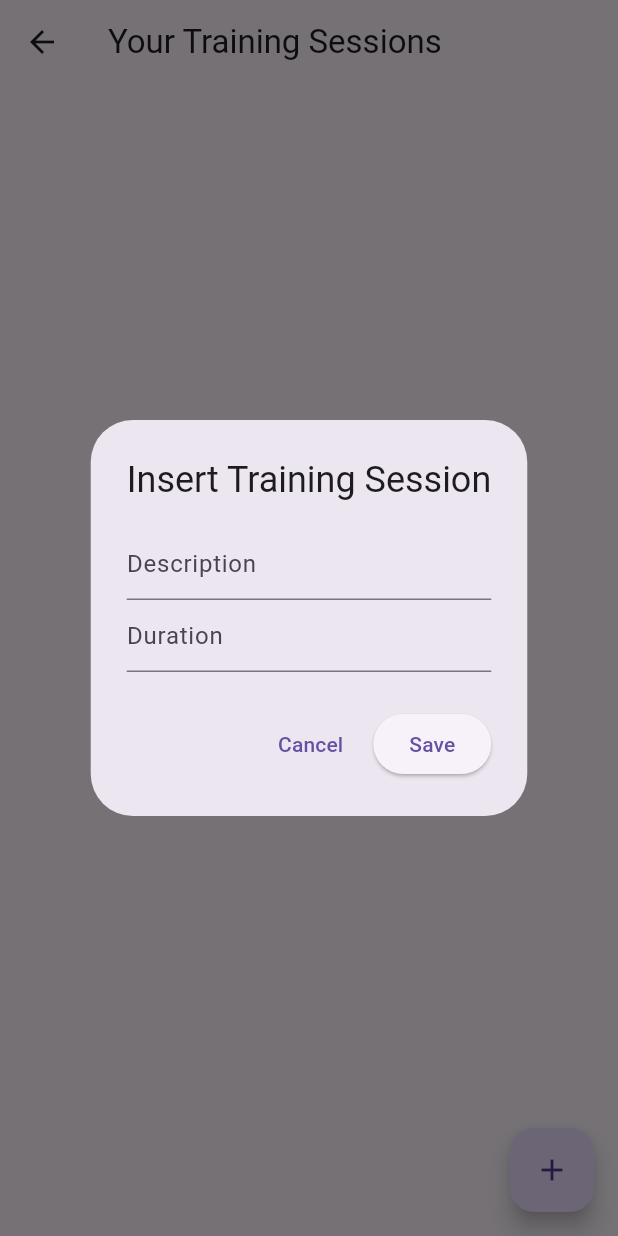
After one commit to micahbessolo/learning-flutter, a Flutter app: the SessionsScreen screen opened directly, after a tap on the "add" icon, on a phone screen of 412 x 824 dp. The commit adds this screen. Run offline on Flutter 3.47's test engine with Material 3 defaults, Android fonts, the phone set to English and light mode, and no system bars; our stand-ins replace shared_preferences; accounts and stored records are empty.

Commit message:
completed fitness app in course

```diff
--- /dev/null
+++ b/lib/data/session.dart
@@ -0,0 +1,24 @@
+class Session {
+  int id = 0;
+  String date = '';
+  String description = '';
+  int duration = 0;
+
+  Session(this.id, this.date, this.description, this.duration);
+
+  Session.fromJson(Map<String, dynamic> sessionMap) {
+    id = sessionMap['id'] ?? 0;
+    date = sessionMap['date'] ?? '';
+    description = sessionMap['description'] ?? '';
+    duration = sessionMap['duration'] ?? 0;
+  }
+
+  Map<String, dynamic> toJson() {
+    return {
+      'id': id,
+      'date': date,
+      'description': description,
+      'duration': duration
+    };
+  }
+}
--- /dev/null
+++ b/lib/data/sp_helper.dart
@@ -0,0 +1,42 @@
+import 'package:shared_preferences/shared_preferences.dart';
+import 'session.dart';
+import 'dart:convert';
+
+class SPHelper {
+  static late SharedPreferences prefs;
+
+  Future init() async {
+    prefs = await SharedPreferences.getInstance();
+  }
+
+  Future writeSession(Session session) async {
+    prefs.setString(session.id.toString(), json.encode(session.toJson()));
+  }
+
+  List<Session> getSessions() {
+    List<Session> sessions = [];
+    Set<String> keys = prefs.getKeys();
+    keys.forEach((String key) {
+      if (key != 'counter') {
+        Session session =
+          Session.fromJson(json.decode(prefs.getString(key) ?? ''));
+        sessions.add(session);
+      }
+    });
+    return sessions;
+  }
+
+  Future setCounter() async {
+    int counter = prefs.getInt('counter') ?? 0;
+    counter++;
+    await prefs.setInt('counter', counter);
+  }
+
+  int getCounter() {
+    return prefs.getInt('counter') ?? 0;
+  }
+
+  Future deleteSession(int id) async {
+    prefs.remove(id.toString());
+  }
+}
--- /dev/null
+++ b/lib/screens/sessions_screen.dart
@@ -0,0 +1,118 @@
+import 'package:flutter/material.dart';
+import '../data/sp_helper.dart';
+import '../data/session.dart';
+
+class SessionsScreen extends StatefulWidget {
+  const SessionsScreen({super.key});
+
+  @override
+  State<SessionsScreen> createState() => _SessionsScreenState();
+}
+
+class _SessionsScreenState extends State<SessionsScreen> {
+  List<Session> sessions = [];
+  final TextEditingController txtDescription = TextEditingController();
+  final TextEditingController txtDuration = TextEditingController();
+  final SPHelper helper = SPHelper();
+
+  @override
+  void initState() {
+    helper.init().then((value) {
+      updateScreen();
+    });
+    super.initState();
+  }
+
+  @override
+  Widget build(BuildContext context) {
+    return Scaffold(
+      appBar: AppBar(
+        title: Text('Your Training Sessions'),
+      ),
+      body: ListView(children: getContent()),
+      floatingActionButton:
+        FloatingActionButton(
+        child: Icon(Icons.add),
+        onPressed: () {
+          showSessionDialog(context);
+        },
+      ),
+    );
+  }
+
+  Future<dynamic> showSessionDialog(BuildContext context) async {
+    return showDialog(
+      context: context,
+      builder: (BuildContext context) {
+        return AlertDialog(
+          title: Text('Insert Training Session'),
+          content: SingleChildScrollView(
+            child: Column(
+              children: [
+                TextField(
+                  controller: txtDescription,
+                  decoration: InputDecoration(hintText: 'Description')
+                ),
+                TextField(
+                  controller: txtDuration,
+                  decoration: InputDecoration(hintText: 'Duration')
+                )
+              ]
+            )
+          ),
+        actions: [
+          TextButton(
+            child: Text('Cancel'),
+            onPressed: () {
+              Navigator.pop(context);
+              txtDescription.text = '';
+              txtDuration.text = '';
+            }),
+          ElevatedButton(
+            child: Text('Save'),
+            onPressed: saveSession
+          ),
+        ]);
+      });
+  }
+
+  Future saveSession() async {
+    DateTime now = DateTime.now();
+    String today = '${now.year}-${now.month}-${now.day}';
+    int id = helper.getCounter() + 1;
+    Session newSession = Session(
+      id, today, txtDescription.text, int.tryParse(txtDuration.text) ?? 0);
+    helper.writeSession(newSession).then((_) {
+      updateScreen();
+      helper.setCounter();
+    });
+    txtDescription.text = '';
+    txtDuration.text = '';
+    Navigator.pop(context);
+  }
+
+  List<Widget> getContent() {
+    List<Widget> tiles = [];
+    sessions.forEach((session) {
+      tiles.add(Dismissible(
+        key: UniqueKey(),
+        onDismissed: (_) {
+            helper.deleteSession(session.id).then((value) => updateScreen());
+            updateScreen();
+          },
+        child: ListTile(
+          title: Text(session.description),
+          subtitle: Text('${session.date} - ${session.duration} min')
+        ),
+      ));
+    });
+    return tiles;
+  }
+
+  void updateScreen() {
+    sessions = helper.getSessions();
+    setState(() {
+
+    });
+  }
+}
--- a/pubspec.yaml
+++ b/pubspec.yaml
@@ -30,6 +30,8 @@ environment:
 dependencies:
   flutter:
     sdk: flutter
+  http: ^1.2.1
+  shared_preferences: ^2.2.3
 
 
   # The following adds the Cupertino Icons font to your application.
```
Also changed, not shown: lib/data/http_helper.dart (added, +23 -0 lines), lib/data/weather.dart (added, +20 -0 lines), lib/screens/weather_screen.dart (added, +76 -0 lines), lib/shared/menu_drawer.dart (+9 -0 lines), pubspec.lock, 10 other files.
